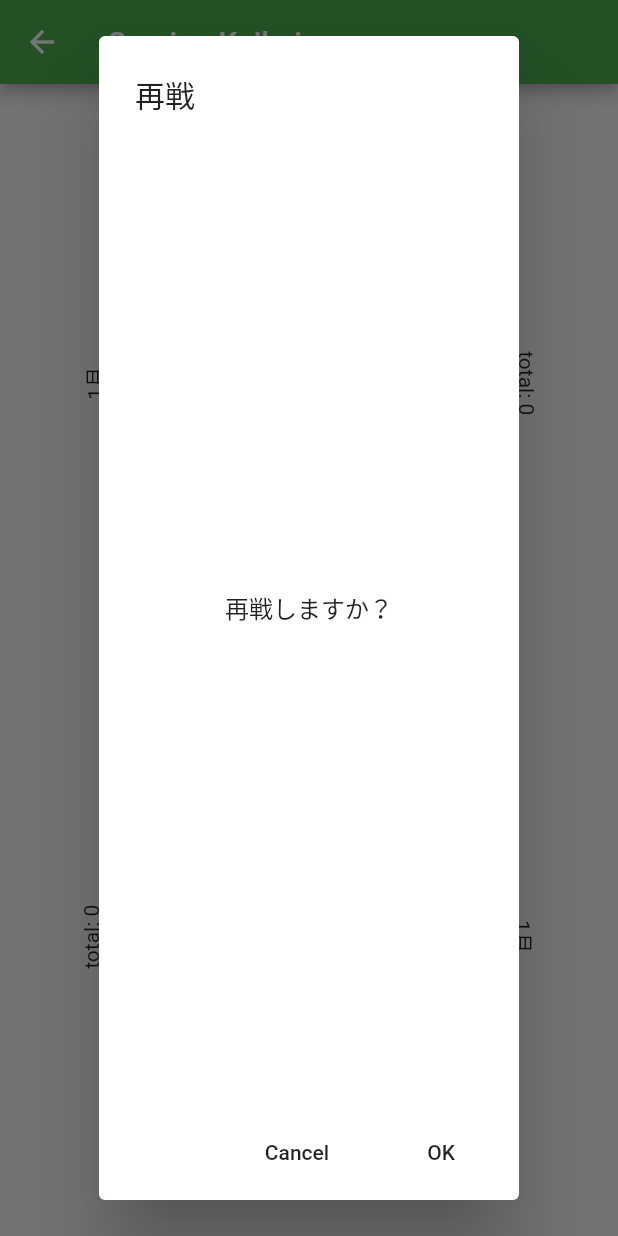
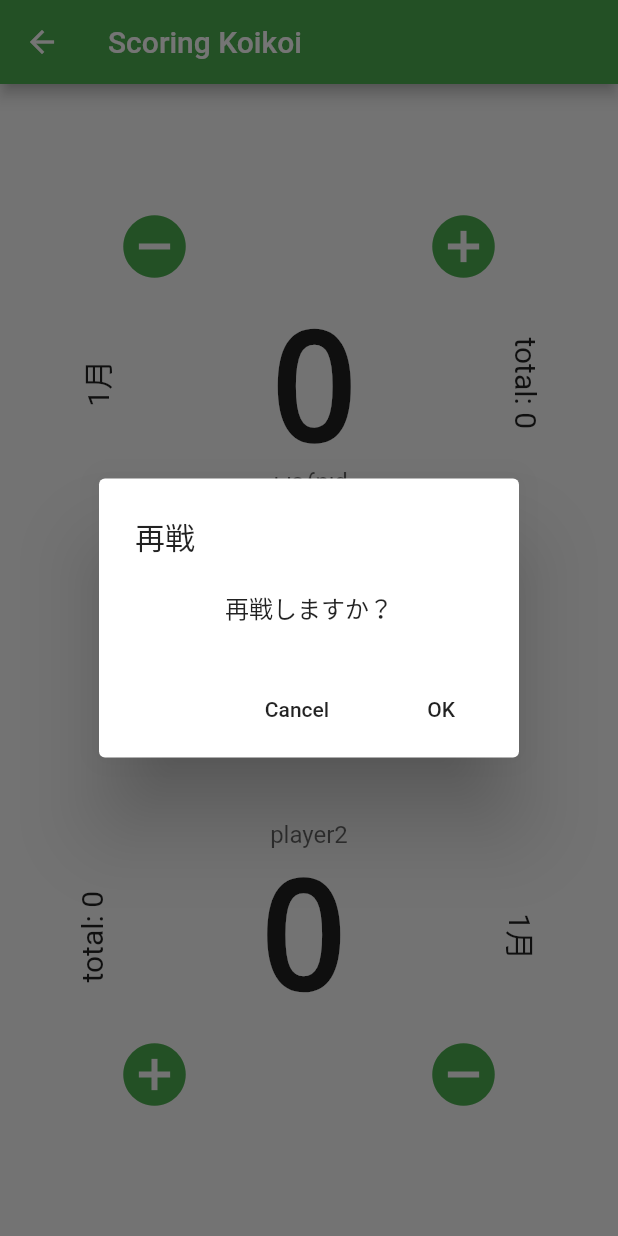
Before and after one commit to kuroino721/scoring_hanafuda, a Flutter app: the KoikoiPage screen opened by its route, after a tap on the "add circle" icon, after a tap on the "remove circle" icon, after a tap on "再戦", on a phone screen of 412 x 824 dp. Run offline on Flutter 3.47's test engine with Material 2 defaults, Android fonts, the light colour scheme and no system bars; missing offline and left inert: sortedmap.

```diff
--- a/lib/strings/trivia_of_month.dart
+++ b/lib/strings/trivia_of_month.dart
@@ -145,6 +145,7 @@ class TriviaOfMonth {
     triviaOfMarch,
     triviaOfApril,
     triviaOfMay,
+    triviaOfJune,
     triviaOfJuly,
     triviaOfAugust,
     triviaOfSeptember,
@@ -154,8 +155,7 @@ class TriviaOfMonth {
   ];
 
   static String getTrivia(month) {
-    month--;
-    return triviaOfMonths[month]
-    [math.Random().nextInt(triviaOfMonths[month].length)];
+    return triviaOfMonths[month - 1]
+        [math.Random().nextInt(triviaOfMonths[month - 1].length)];
   }
 }
--- a/lib/ui/koikoi_page.dart
+++ b/lib/ui/koikoi_page.dart
@@ -108,7 +108,11 @@ class KoikoiState extends State<KoikoiPage> {
     return Container(
       child: new Text(
         score[numOfPlayer - 1].toString(),
-        style: TextStyle(fontWeight: FontWeight.bold, fontSize: 100),
+        style: TextStyle(
+          fontWeight: FontWeight.bold,
+          fontSize: 100,
+          fontFamily: 'monospace',
+        ),
       ),
     );
   }
@@ -116,7 +120,8 @@ class KoikoiState extends State<KoikoiPage> {
   /// 累計得点の表示
   _showTotalScoreOfPlayer(int numOfPlayer) {
     return Container(
-      child: new Text('total: ${this.totalScoreOfPlayer[numOfPlayer - 1]}'),
+      child: new Text('total: ${this.totalScoreOfPlayer[numOfPlayer - 1]}',
+          style: TextStyle(fontSize: 20)),
     );
   }
 
@@ -133,7 +138,7 @@ class KoikoiState extends State<KoikoiPage> {
   /// 月の表示
   _showMonth() {
     return Container(
-      child: new Text('${this.month}月'),
+      child: new Text('${this.month}月', style: TextStyle(fontSize: 20)),
     );
   }
 
@@ -164,9 +169,10 @@ class KoikoiState extends State<KoikoiPage> {
     bool result = await showDialog<bool>(
       context: context,
       builder: (BuildContext context) => new AlertDialog(
-        title: new Text(title),
-        content: Center(
-          child: new Text(body),
+        title: Text(title),
+        content: Column(
+          mainAxisSize: MainAxisSize.min,
+          children: <Widget>[new Text(body)],
         ),
         actions: <Widget>[
           FlatButton(
@@ -233,8 +239,11 @@ class KoikoiState extends State<KoikoiPage> {
       context: context,
       builder: (BuildContext context) => new AlertDialog(
         title: new Text('結果'),
-        content: Center(
-          child: new Text(textOfScore + textOfResult),
+        content: Column(
+          mainAxisSize: MainAxisSize.min,
+          children: <Widget>[
+            new Text(textOfScore + textOfResult),
+          ],
         ),
         actions: <Widget>[
           FlatButton(
```
Also changed, not shown: lib/ui/hachihachi_page.dart (+17 -5 lines).
